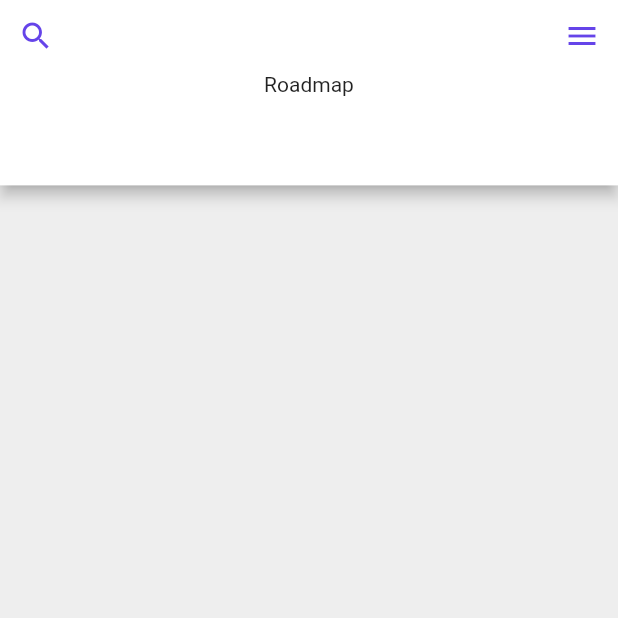
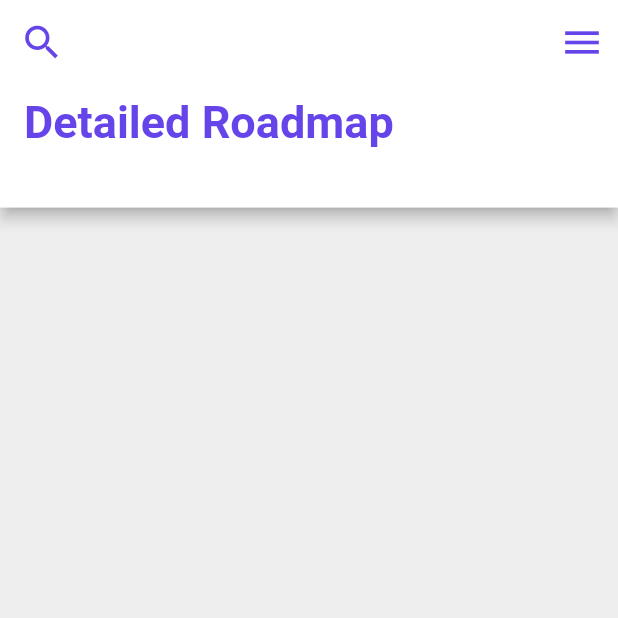
Before and after one commit to rafaelcolladojr/refold_pocket_roadmap, a Flutter app: the screen it shows after launch, on a phone screen of 412 x 824 dp, the top half of it. Run offline on Flutter 3.47's test engine with Material 2 defaults, Android fonts, the phone set to English and light mode, and no system bars.

Commit message:
Completed AppBar layout

```diff
--- a/lib/common/app_colors.dart
+++ b/lib/common/app_colors.dart
@@ -1,6 +1,7 @@
 import 'package:flutter/material.dart';
 
 const Color kBackgroundColor = Color(0xffffffff);
+const Color kBackgroundColorDark = Color(0xffeeeeee);
 const Color kForegroundColor = Color(0xffd8d0f9);
 const Color kPrimaryColor = Color(0xff6544e9);
 const Color kPrimaryColorLight = Color(0xff8261ff);
--- a/lib/common/app_text_styles.dart
+++ b/lib/common/app_text_styles.dart
@@ -0,0 +1,8 @@
+import 'package:flutter/material.dart';
+import 'package:refold_pocket_roadmap/common/app_colors.dart';
+
+const TextStyle kTitle1 = TextStyle(
+  color: kPrimaryColor,
+  fontWeight: FontWeight.w700,
+  fontSize: 30.0,
+);
--- /dev/null
+++ b/lib/common/app_themes.dart
@@ -0,0 +1,8 @@
+import 'package:flutter/material.dart';
+
+import 'app_colors.dart';
+
+const AppBarTheme kAppBarTheme = AppBarTheme(
+    backgroundColor: kBackgroundColor,
+    elevation: 0,
+    foregroundColor: kPrimaryColor);
--- a/lib/main.dart
+++ b/lib/main.dart
@@ -1,5 +1,7 @@
 import 'package:flutter/material.dart';
 import 'package:refold_pocket_roadmap/presentation/pages/home_page.dart';
+
+import 'common/app_themes.dart';
 
 void main() {
   runApp(const MyApp());
@@ -10,9 +12,10 @@ class MyApp extends StatelessWidget {
 
   @override
   Widget build(BuildContext context) {
-    return const MaterialApp(
+    return MaterialApp(
       title: 'Refold Pocket Roadmap',
-      home: HomePage(),
+      theme: ThemeData(appBarTheme: kAppBarTheme),
+      home: const HomePage(),
     );
   }
 }
--- a/lib/presentation/pages/home_page.dart
+++ b/lib/presentation/pages/home_page.dart
@@ -1,7 +1,6 @@
-import 'dart:html';
-
 import 'package:flutter/material.dart';
 import 'package:refold_pocket_roadmap/common/app_colors.dart';
+import 'package:refold_pocket_roadmap/common/app_text_styles.dart';
 
 class HomePage extends StatelessWidget {
   static String route = '/';
@@ -10,32 +9,36 @@ class HomePage extends StatelessWidget {
   @override
   Widget build(BuildContext context) {
     MediaQueryData deviceInfo = MediaQuery.of(context);
-    return SafeArea(
+    return Scaffold(
+      appBar: AppBar(
+          leading: IconButton(
+              color: kPrimaryColor,
+              onPressed: () {},
+              icon: const Icon(Icons.search, color: kPrimaryColor, size: 30.0)),
+          actions: [
+            IconButton(
+                onPressed: () {},
+                icon: const Icon(Icons.menu, color: kPrimaryColor, size: 30.0)),
+          ]),
+      body: SafeArea(
         child: Container(
-        color: Colors.grey.shade200,
+          color: kBackgroundColorDark,
           child: Column(
             children: [
               Material(
                 color: Colors.white,
                 elevation: 4.0,
-              child: SizedBox(
-                height: deviceInfo.size.height * 0.15,
+                child: Container(
+                  padding: const EdgeInsets.all(8.0),
+                  height: deviceInfo.size.height * 0.10,
                   child: Column(
+                    crossAxisAlignment: CrossAxisAlignment.start,
                     children: [
-                    Row(
-                      mainAxisAlignment: MainAxisAlignment.spaceBetween,
-                      children: [
-                        IconButton(
-                            color: kPrimaryColor,
-                            onPressed: () {},
-                            icon:
-                                const Icon(Icons.search, color: kPrimaryColor)),
-                        IconButton(
-                            onPressed: () {},
-                            icon: const Icon(Icons.menu, color: kPrimaryColor)),
-                      ],
+                      const Padding(
+                        padding: EdgeInsets.symmetric(horizontal: 8.0),
+                        child: Text("Detailed Roadmap", style: kTitle1),
                       ),
-                    const Text("Roadmap"),
+                      Row()
                     ],
                   ),
                 ),
@@ -43,6 +46,7 @@ class HomePage extends StatelessWidget {
             ],
           ),
         ),
+      ),
     );
   }
 }
```
Lines whose indentation alone changed are shown as unchanged.
